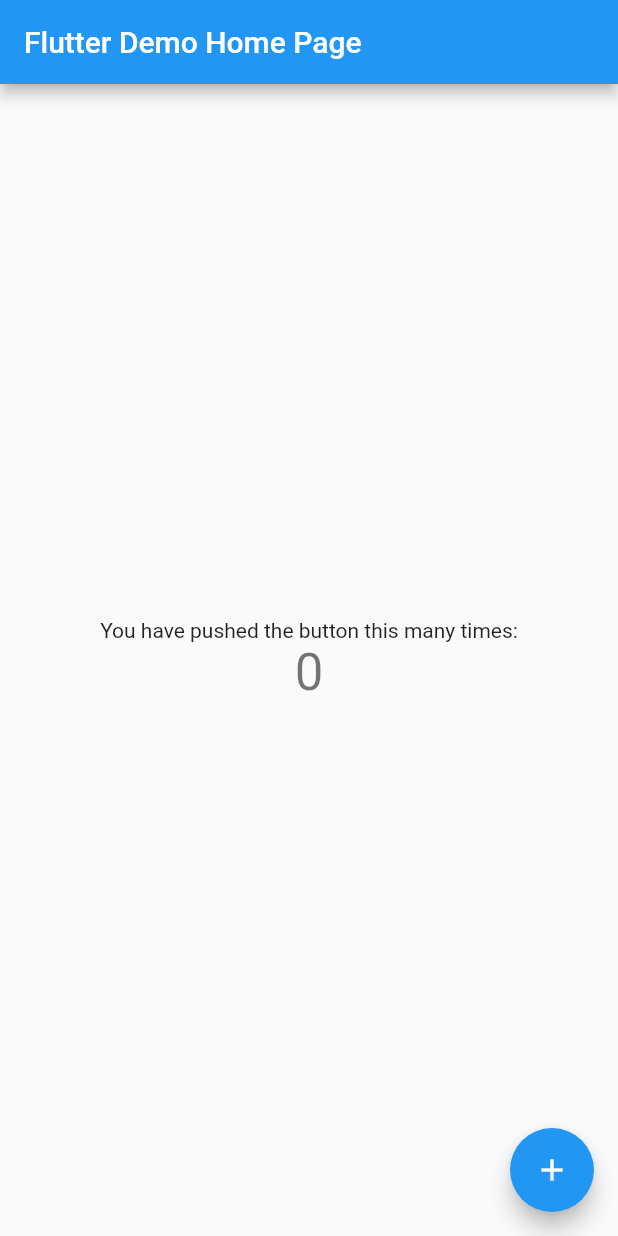
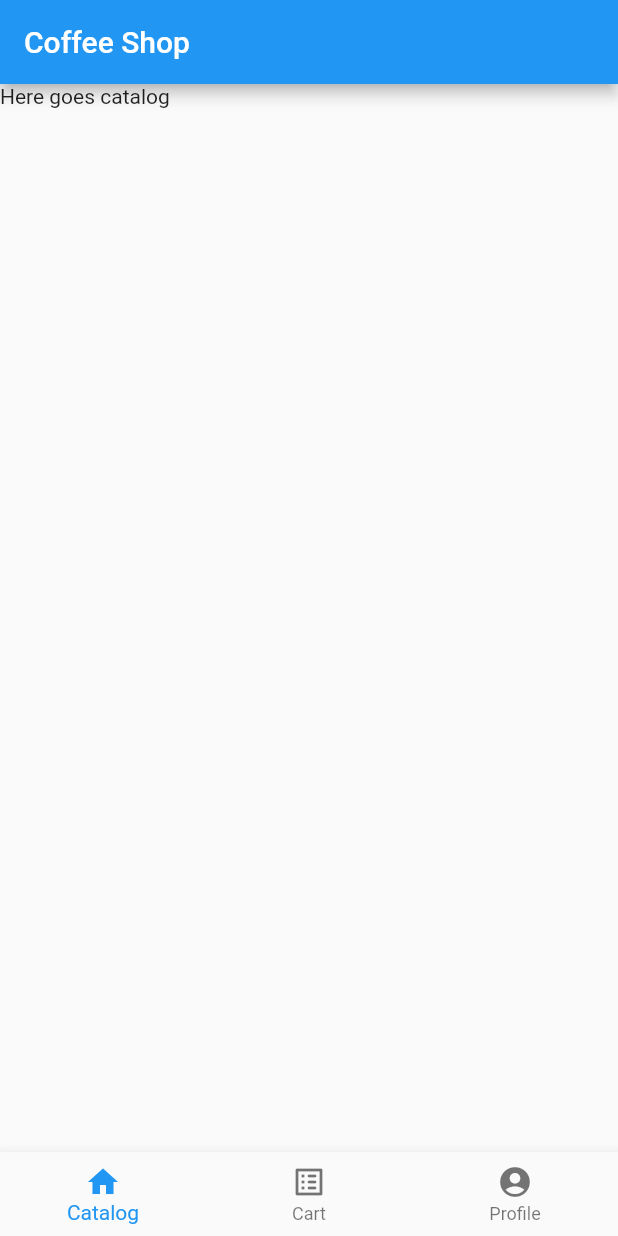
Before and after one commit to zelonware/workshop_flutter, a Flutter app: the screen it shows after launch, on a phone screen of 412 x 824 dp. Run offline on Flutter 3.47's test engine with Material 2 defaults, Android fonts, the phone set to English and light mode, and no system bars.

Commit message:
✨ Add pages (with bottomNavigationBar)

```diff
--- a/app/lib/main.dart
+++ b/app/lib/main.dart
@@ -1,4 +1,8 @@
+import 'package:coffee_shop/pages/cart.dart';
+import 'package:coffee_shop/pages/catalog.dart';
+import 'package:coffee_shop/pages/profile.dart';
 import 'package:flutter/material.dart';
+import 'coffee_manager.dart';
 
 void main() {
   runApp(const CoffeeShopApp());
@@ -30,39 +34,44 @@ class MyHomePage extends StatefulWidget {
 }
 
 class _MyHomePageState extends State<MyHomePage> {
-  int _counter = 0;
+  var manager = CoffeeManager();
+  int index = 0;
 
-  void _incrementCounter() {
-    setState(() {
-      _counter++;
-    });
+  Widget navigateToPage() {
+    switch (index) {
+      case 0:
+        return const CatalogPage();
+      case 1:
+        return const CartPage();
+      case 2:
+        return const ProfilePage();
+
+      default:
+        return const CatalogPage();
+    }
   }
 
   @override
   Widget build(BuildContext context) {
     return Scaffold(
       appBar: AppBar(
-        title: Text(widget.title),
+        title: const Text('Coffee Shop'),
       ),
-      body: Center(
-        child: Column(
-          mainAxisAlignment: MainAxisAlignment.center,
-          children: <Widget>[
-            const Text(
-              'You have pushed the button this many times:',
-            ),
-            Text(
-              '$_counter',
-              style: Theme.of(context).textTheme.headlineMedium,
-            ),
+      bottomNavigationBar: BottomNavigationBar(
+          currentIndex: index,
+          items: const [
+            BottomNavigationBarItem(icon: Icon(Icons.home), label: 'Catalog'),
+            BottomNavigationBarItem(
+                icon: Icon(Icons.list_alt_rounded), label: 'Cart'),
+            BottomNavigationBarItem(
+                icon: Icon(Icons.account_circle_rounded), label: 'Profile'),
           ],
-        ),
-      ),
-      floatingActionButton: FloatingActionButton(
-        onPressed: _incrementCounter,
-        tooltip: 'Increment',
-        child: const Icon(Icons.add),
-      ),
+          onTap: (i) {
+            setState(() {
+              index = i;
+            });
+          }),
+      body: navigateToPage()
     );
   }
 }
--- /dev/null
+++ b/app/lib/pages/catalog.dart
@@ -0,0 +1,15 @@
+import 'package:flutter/material.dart';
+
+class CatalogPage extends StatefulWidget {
+  const CatalogPage({super.key});
+
+  @override
+  State<CatalogPage> createState() => _CatalogPageState();
+}
+
+class _CatalogPageState extends State<CatalogPage> {
+  @override
+  Widget build(BuildContext context) {
+    return const Text('Here goes catalog');
+  }
+}
```
Also changed, not shown: app/lib/pages/cart.dart (added, +15 -0 lines), app/lib/pages/profile.dart (added, +15 -0 lines).
